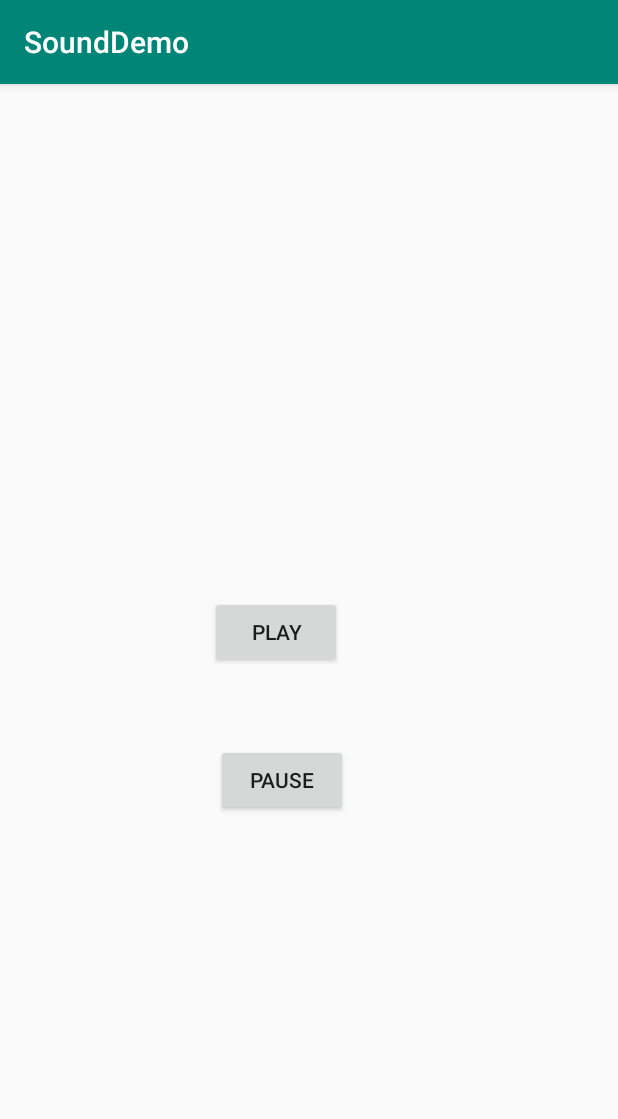
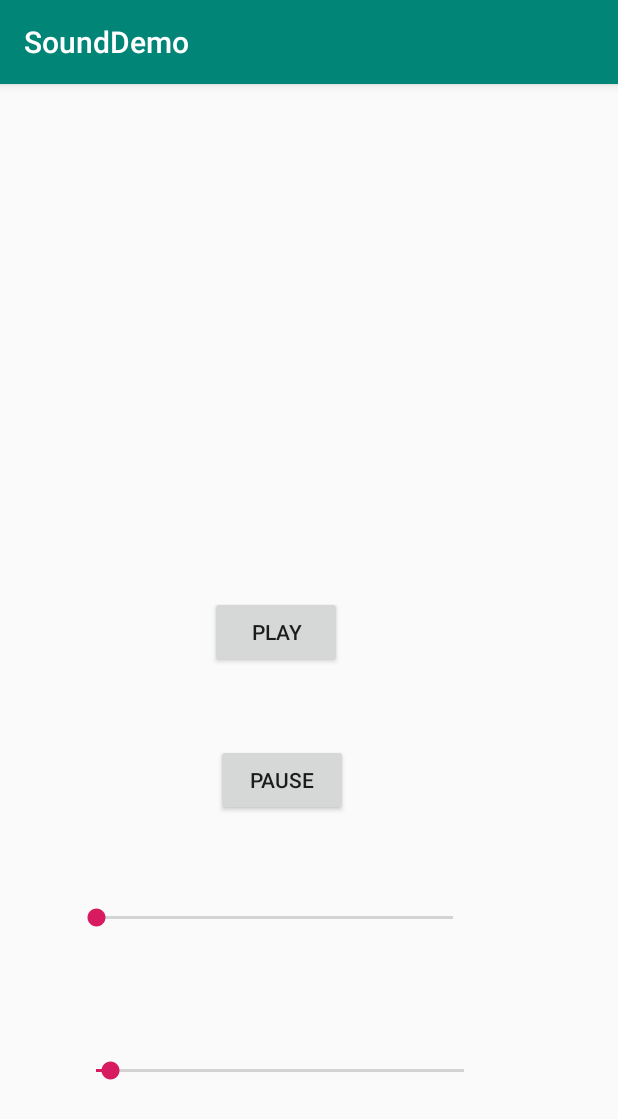
Before and after one commit to flash2811/Android-Studio-Practice-Projects, an Android app: the screen it shows after launch (MainActivity), after a tap on "PLAY", on a phone screen of 412 x 824 dp. Shown: the top 1119 px of the screen. Run offline under Robolectric (Android 15) with nearby library versions, the phone set to English and light mode, and no system bars.

Commit message:
more sound controls
audioManager and seekBarChangeListner

```diff
--- a/SoundDemo/app/src/main/java/com/example/sounddemo/MainActivity.java
+++ b/SoundDemo/app/src/main/java/com/example/sounddemo/MainActivity.java
@@ -2,13 +2,21 @@ package com.example.sounddemo;
 
 import androidx.appcompat.app.AppCompatActivity;
 
+import android.content.Context;
+import android.media.AudioManager;
 import android.media.MediaPlayer;
 import android.os.Bundle;
+import android.util.Log;
 import android.view.View;
+import android.widget.SeekBar;
+
+import java.util.Timer;
+import java.util.TimerTask;
 
 public class MainActivity extends AppCompatActivity {
 
     MediaPlayer mediaPlayer;
+    AudioManager audioManager;
 
     public void playAudio(View view){
         //mediaPlayer = MediaPlayer.create(this, R.raw.labradorbarking);
@@ -25,5 +33,61 @@ public class MainActivity extends AppCompatActivity {
         setContentView(R.layout.activity_main);
 
         mediaPlayer = MediaPlayer.create(this, R.raw.labradorbarking);
+
+        audioManager = (AudioManager) getSystemService(Context.AUDIO_SERVICE);
+        int maxVolume = audioManager.getStreamMaxVolume(audioManager.STREAM_MUSIC);
+        int curVolume = audioManager.getStreamVolume(AudioManager.STREAM_MUSIC);
+
+        SeekBar volumeControl = (SeekBar) findViewById(R.id.seekBar);
+        volumeControl.setMax(maxVolume);
+        volumeControl.setProgress(curVolume);
+
+        volumeControl.setOnSeekBarChangeListener(new SeekBar.OnSeekBarChangeListener(){
+
+            @Override
+            public void onStartTrackingTouch(SeekBar seekBar) {
+
+            }
+
+            @Override
+            public void onStopTrackingTouch(SeekBar seekBar) {
+
+            }
+
+            @Override
+            public void onProgressChanged(SeekBar seekBar, int progress, boolean fromUser){
+                Log.i("SeekBar value", Integer.toString(progress));
+
+                audioManager.setStreamVolume(audioManager.STREAM_MUSIC, progress, 0);
+            }
+        });
+
+        final SeekBar scrubber = (SeekBar) findViewById(R.id.scrubber);
+        scrubber.setMax(mediaPlayer.getDuration());
+
+        new Timer().scheduleAtFixedRate(new TimerTask() {
+            @Override
+            public void run() {
+                scrubber.setProgress(mediaPlayer.getCurrentPosition());
+            }
+        }, 0, 100);
+
+        scrubber.setOnSeekBarChangeListener(new SeekBar.OnSeekBarChangeListener() {
+            @Override
+            public void onProgressChanged(SeekBar seekBar, int progress, boolean fromUser) {
+                mediaPlayer.seekTo(progress);
+            }
+
+            @Override
+            public void onStartTrackingTouch(SeekBar seekBar) {
+
+            }
+
+            @Override
+            public void onStopTrackingTouch(SeekBar seekBar) {
+
+            }
+        });
+
     }
 }
--- a/SoundDemo/app/src/main/res/layout/activity_main.xml
+++ b/SoundDemo/app/src/main/res/layout/activity_main.xml
@@ -31,4 +31,22 @@
         app:layout_constraintBottom_toBottomOf="parent"
         app:layout_constraintEnd_toEndOf="parent" />
 
+    <SeekBar
+        android:id="@+id/seekBar"
+        android:layout_width="270dp"
+        android:layout_height="15dp"
+        android:layout_marginStart="48dp"
+        android:layout_marginLeft="48dp"
+        android:layout_marginTop="60dp"
+        app:layout_constraintStart_toStartOf="parent"
+        app:layout_constraintTop_toBottomOf="@+id/pauseButton" />
+
+    <SeekBar
+        android:id="@+id/scrubber"
+        android:layout_width="277dp"
+        android:layout_height="19dp"
+        android:layout_marginTop="100dp"
+        app:layout_constraintStart_toStartOf="@+id/seekBar"
+        app:layout_constraintTop_toTopOf="@+id/seekBar" />
+
 </androidx.constraintlayout.widget.ConstraintLayout>
```
